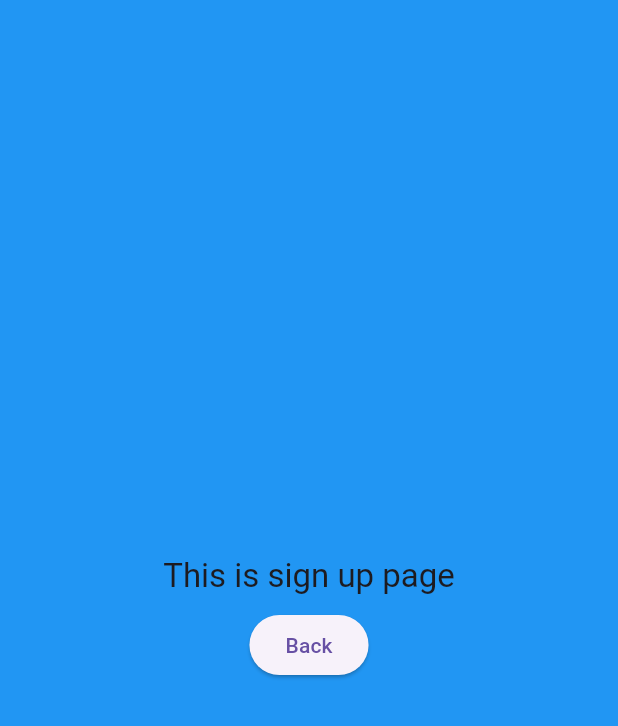
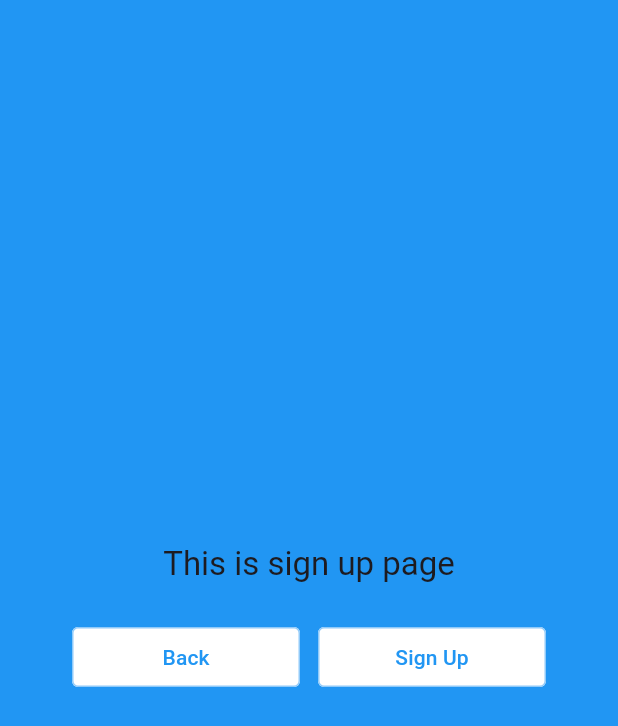
Before and after one commit to maetace/we563_w05_workshop_3, a Flutter app: the SignUpPage screen opened by its route, on a phone screen of 412 x 824 dp. Shown: the top 726 px of the screen. Run offline on Flutter 3.47's test engine with Material 3 defaults, Android fonts, the phone set to English and light mode, and no system bars; our stand-ins replace device_preview, get.

Commit message:
Navigation Finished

```diff
--- a/lib/pages/log_in/log_in_controller.dart
+++ b/lib/pages/log_in/log_in_controller.dart
@@ -1,3 +1,4 @@
+import 'package:flutter/material.dart';
 import 'package:get/get.dart';
 
 class LogInController extends GetxController {
@@ -6,6 +7,9 @@ class LogInController extends GetxController {
   }
 
   void onLogInPressed() {
+    Get.snackbar('Log In Successful',
+        'Great to see you again, Demo User! Let\'s continue where you left off. 👋',
+        colorText: Colors.white);
     Get.offAllNamed('/home');
   }
 }
--- a/lib/pages/sign_up/sign_up_page.dart
+++ b/lib/pages/sign_up/sign_up_page.dart
@@ -9,18 +9,53 @@ class SignUpPage extends GetView<SignUpController> {
   Widget build(BuildContext context) {
     return Scaffold(
       backgroundColor: Colors.blue,
-      body: Center(
+      body: Padding(
+        padding: const EdgeInsets.all(48.0),
         child: Column(
           mainAxisAlignment: MainAxisAlignment.center,
-          spacing: 8.0,
+          crossAxisAlignment: CrossAxisAlignment.center,
           children: [
             Text(
               'This is sign up page',
               style: Theme.of(context).textTheme.titleLarge,
             ),
-            ElevatedButton(
-              onPressed: controller.onBackPressed,
-              child: Text('Back'),
+            SizedBox(
+              height: 24,
+            ),
+            Row(
+              children: [
+                Expanded(
+                  child: ElevatedButton(
+                    onPressed: controller.onBackPressed,
+                    style: ElevatedButton.styleFrom(
+                      shape: RoundedRectangleBorder(
+                          borderRadius: BorderRadius.circular(4)),
+                      backgroundColor: Colors.white,
+                      foregroundColor: Colors.blue,
+                      elevation: 0,
+                      side: BorderSide(color: Colors.blue.shade200),
+                    ),
+                    child: Text('Back'),
+                  ),
+                ),
+                SizedBox(
+                  width: 12,
+                ),
+                Expanded(
+                  child: ElevatedButton(
+                    onPressed: controller.onSignUpPressed,
+                    style: ElevatedButton.styleFrom(
+                      shape: RoundedRectangleBorder(
+                          borderRadius: BorderRadius.circular(4)),
+                      backgroundColor: Colors.white,
+                      foregroundColor: Colors.blue,
+                      elevation: 0,
+                      side: BorderSide(color: Colors.blue.shade200),
+                    ),
+                    child: Text('Sign Up'),
+                  ),
+                ),
+              ],
             ),
           ],
         ),
```
Also changed, not shown: lib/pages/home/home_controller.dart (+47 -1 lines), lib/pages/home/home_page.dart (+37 -1 lines), lib/pages/log_in/log_in_page.dart (+39 -8 lines), lib/pages/sign_up/sign_up_controller.dart (+8 -0 lines), 3 other files.
